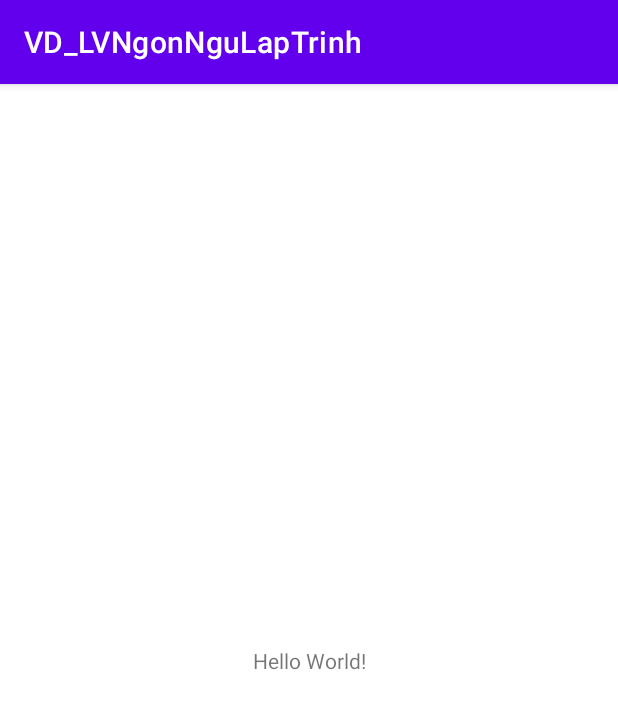
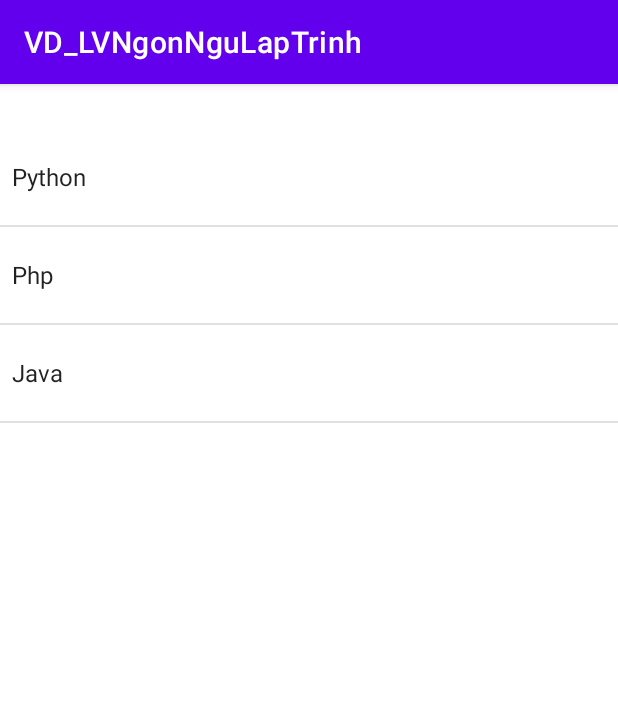
Before and after one commit to MinhQuan1808/62133209-AndroidProgramming, an Android app: the screen it shows after launch (MainActivity), on a phone screen of 412 x 824 dp. Shown: the top 709 px of the screen. Run offline under Robolectric (Android 15) with nearby library versions, the phone set to English and light mode, and no system bars; 1 statement that could not run was skipped.

Commit message:
Cap nhat VD LV lan 1

```diff
--- a/VD_LVNgonNguLapTrinh/app/src/main/java/ntu/quanndm/vd_lvngonngulaptrinh/MainActivity.java
+++ b/VD_LVNgonNguLapTrinh/app/src/main/java/ntu/quanndm/vd_lvngonngulaptrinh/MainActivity.java
@@ -3,12 +3,37 @@ package ntu.quanndm.vd_lvngonngulaptrinh;
 import androidx.appcompat.app.AppCompatActivity;
 
 import android.os.Bundle;
+import android.view.View;
+import android.widget.ArrayAdapter;
+import android.widget.ListView;
+
+import java.util.ArrayList;
 
 public class MainActivity extends AppCompatActivity {
-
+    ListView LVNNLT;
+    ArrayList<String> dsNgonNguLT;
     @Override
     protected void onCreate(Bundle savedInstanceState) {
         super.onCreate(savedInstanceState);
         setContentView(R.layout.activity_main);
+        LVNNLT = findViewById(R.id.LVNgonNguLapTrinh);
+
+        //B1.Chuan bi du lieu, hard-core
+        dsNgonNguLT = new ArrayList<String>();
+        dsNgonNguLT.add("Python");
+        dsNgonNguLT.add("Php");
+        dsNgonNguLT.add(("Java"));
+        //B2
+        ArrayAdapter<String> adapterNNLT;
+        adapterNNLT = new ArrayAdapter<String>(this, android.R.layout.simple_dropdown_item_1line, dsNgonNguLT);
+        //B3. Gan adapter
+        LVNNLT.setAdapter(adapterNNLT);
+        //B4. Gan bo lang nghe va xu su kien
+        LVNNLT.setOnClickListener(new View.OnClickListener() {
+            @Override
+            public void onClick(View v) {
+
+            }
+        });
     }
 }
--- a/VD_LVNgonNguLapTrinh/app/src/main/res/layout/activity_main.xml
+++ b/VD_LVNgonNguLapTrinh/app/src/main/res/layout/activity_main.xml
@@ -6,13 +6,13 @@
     android:layout_height="match_parent"
     tools:context=".MainActivity">
 
-    <TextView
-        android:layout_width="wrap_content"
-        android:layout_height="wrap_content"
-        android:text="Hello World!"
+    <ListView
+        android:id="@+id/LVNgonNguLapTrinh"
+        android:layout_width="match_parent"
+        android:layout_height="match_parent"
+        android:layout_marginTop="30dp"
         app:layout_constraintBottom_toBottomOf="parent"
         app:layout_constraintEnd_toEndOf="parent"
         app:layout_constraintStart_toStartOf="parent"
         app:layout_constraintTop_toTopOf="parent" />
-
 </androidx.constraintlayout.widget.ConstraintLayout>
```
